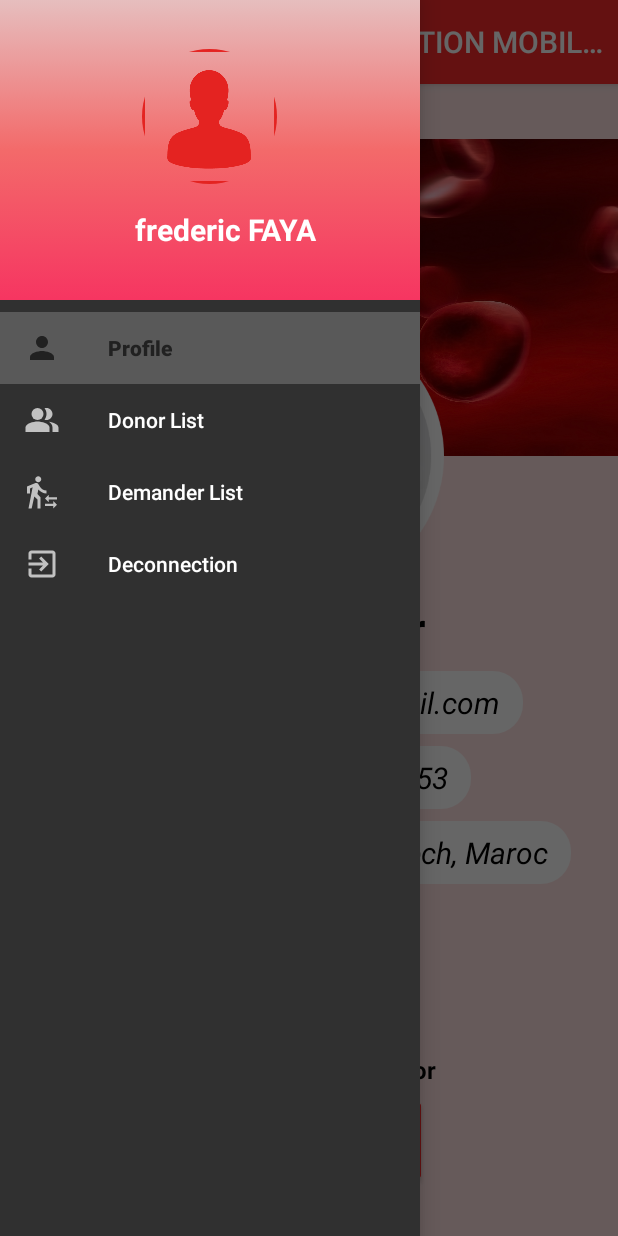
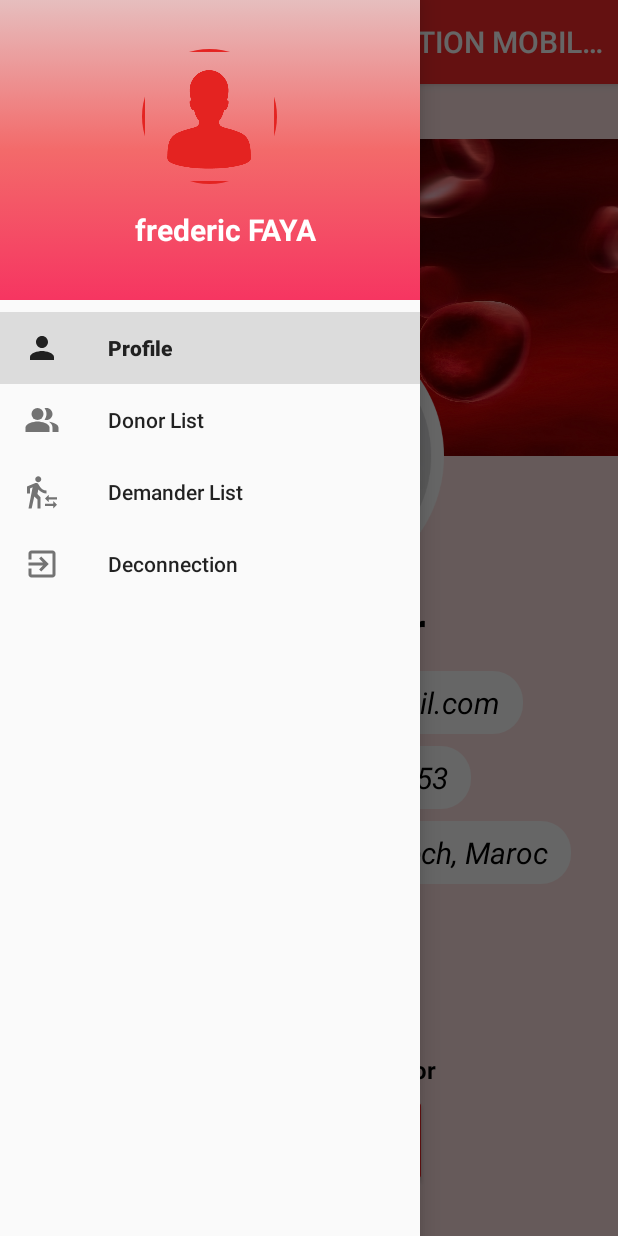
Before and after one commit to Mobile-Prj/MINI_PROJET_APPLICATION_MOBILE-BLOOD_DONATION, an Android app: the CoreAppActivity screen opened directly, with no data from a screen before it, with the side drawer open, on a phone screen of 412 x 824 dp. Run offline under Robolectric (Android 15) with nearby library versions, the phone set to English and light mode, and no system bars; plain views replace RoundedImageView.

Commit message:
fix: resolve navigation drawer and pages black background color problem

```diff
--- a/app/src/main/java/com/example/miniprojetapplicationmobileblooddonation/Activities/CoreAppActivity.java
+++ b/app/src/main/java/com/example/miniprojetapplicationmobileblooddonation/Activities/CoreAppActivity.java
@@ -70,6 +70,7 @@ public class CoreAppActivity extends AppCompatActivity implements  NavigationVie
 
     }
 
+
     private void replaceFragment(Fragment fragment) {
 
         FragmentManager fragmentManager = getSupportFragmentManager();
@@ -81,6 +82,7 @@ public class CoreAppActivity extends AppCompatActivity implements  NavigationVie
 
     @Override
     public void onBackPressed() {
+        // on teste si le drawer est deja ouvert alors on le ferme
         if (drawerLayout.isDrawerOpen(GravityCompat.START)) {
             drawerLayout.closeDrawer(GravityCompat.START);
         } else {
@@ -93,6 +95,8 @@ public class CoreAppActivity extends AppCompatActivity implements  NavigationVie
     @Override
     public boolean onNavigationItemSelected(@NonNull MenuItem item) {
         switch (item.getItemId()) {
+            // en fonction de l'item selectionne sur le menu on effectue une action
+            // les id sont les meme utilses pour les referencer dans la liste menu dans main_menu.xml
             case R.id.profile: {
                 getSupportFragmentManager().beginTransaction().replace(R.id.fragment_container,
                         new ProfileFragment()).commit();
--- a/app/src/main/res/layout/activity_core_app.xml
+++ b/app/src/main/res/layout/activity_core_app.xml
@@ -26,7 +26,8 @@
         <FrameLayout
             android:id="@+id/fragment_container"
             android:layout_width="match_parent"
-            android:layout_height="match_parent"/>
+            android:layout_height="match_parent"
+            android:background="@color/white"/>
 
     </LinearLayout>
 
@@ -36,7 +37,9 @@
         app:headerLayout="@layout/menu_header"
         app:menu="@menu/main_menu"
         android:id="@+id/nav_view"
-        android:layout_gravity="start"/>
+        android:layout_gravity="start"
+        android:theme="@style/ThemeOverlay.AppCompat.Light"
+        />
 
 
 </androidx.drawerlayout.widget.DrawerLayout>
```
